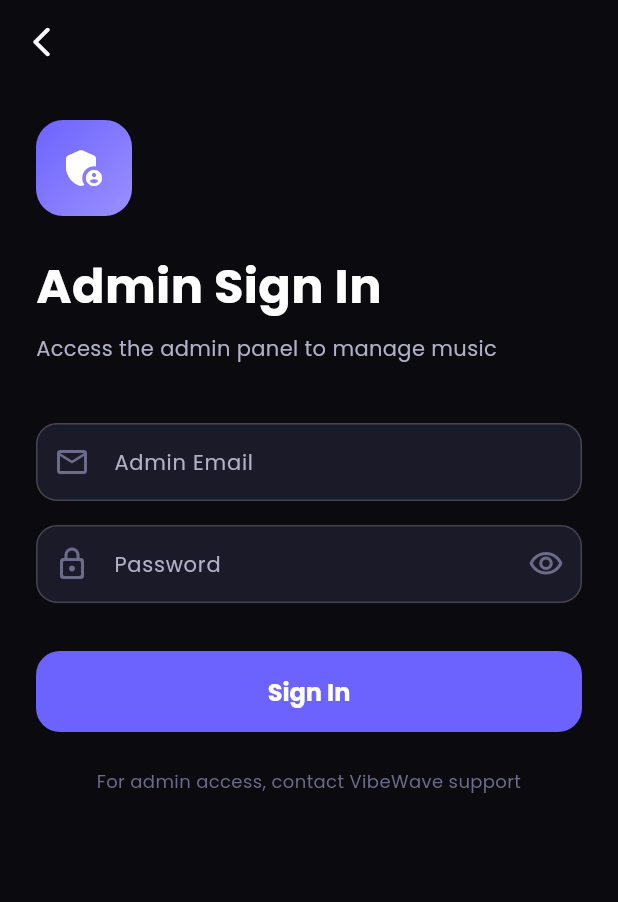
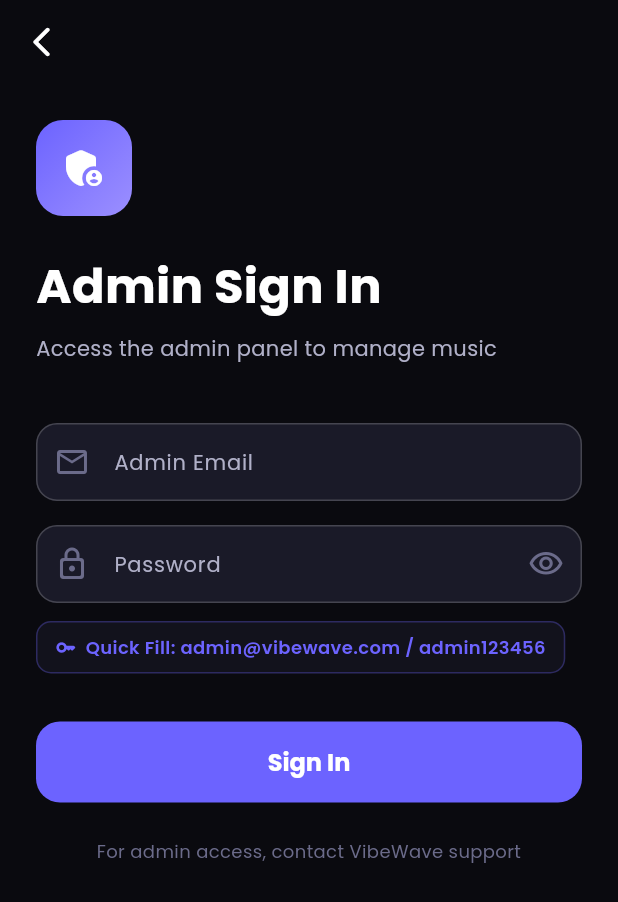
Before and after one commit to MishrajiiCode/vibewave, a Flutter app: the AdminLoginScreen screen opened by its route, on a phone screen of 412 x 824 dp. Shown: the top 902 px of the screen. Run offline on Flutter 3.47's test engine with Material 3 defaults, Android fonts, the phone set to English and light mode, and no system bars; drawn by our look-alikes of flutter_animate; our stand-ins replace cached_network_image, cloud_firestore, firebase_auth, firebase_core, firebase_messaging, flutter_local_notifications and 8 more; missing offline and left inert: youtube_explode_dart; accounts and stored records are empty; generated files the repository leaves out were written again; network calls fail.

Commit message:
feat: Add default admin credentials, quick-fill button, and release permissions

```diff
--- a/lib/presentation/screens/admin/admin_login_screen.dart
+++ b/lib/presentation/screens/admin/admin_login_screen.dart
@@ -30,15 +30,24 @@ class _AdminLoginScreenState extends ConsumerState<AdminLoginScreen> {
 
   Future<void> _signIn() async {
     if (!_formKey.currentState!.validate()) return;
+    final email = _emailController.text.trim();
+    final password = _passwordController.text;
     setState(() {
       _isLoading = true;
       _errorMessage = null;
     });
     try {
-      await FirebaseMusicService.signInAdmin(
-        _emailController.text.trim(),
-        _passwordController.text,
-      );
+      // Default admin bypass if offline or before Firebase Auth email config
+      if ((email.toLowerCase() == 'admin@vibewave.com' ||
+              email.toLowerCase() == 'admin@beatstream.com') &&
+          password == 'admin123456') {
+        try {
+          await FirebaseMusicService.signInAdmin(email, password);
+        } catch (_) {}
+        if (mounted) context.go('/admin/dashboard');
+        return;
+      }
+      await FirebaseMusicService.signInAdmin(email, password);
       if (mounted) context.go('/admin/dashboard');
     } catch (e) {
       setState(() {
@@ -130,6 +139,39 @@ class _AdminLoginScreenState extends ConsumerState<AdminLoginScreen> {
                     ),
                   ),
                 ).animate().fadeIn(delay: 500.ms).slideY(begin: 0.3, end: 0),
+                const SizedBox(height: 12),
+                // Quick credentials chip
+                InkWell(
+                  onTap: () {
+                    _emailController.text = 'admin@vibewave.com';
+                    _passwordController.text = 'admin123456';
+                    setState(() {});
+                  },
+                  borderRadius: BorderRadius.circular(10),
+                  child: Container(
+                    padding: const EdgeInsets.symmetric(horizontal: 12, vertical: 8),
+                    decoration: BoxDecoration(
+                      color: AppColors.surfaceVariant.withOpacity(0.5),
+                      borderRadius: BorderRadius.circular(10),
+                      border: Border.all(color: AppColors.primary.withOpacity(0.3)),
+                    ),
+                    child: Row(
+                      mainAxisSize: MainAxisSize.min,
+                      children: const [
+                        Icon(Icons.key_rounded, size: 14, color: AppColors.primary),
+                        SizedBox(width: 6),
+                        Text(
+                          'Quick Fill: admin@vibewave.com / admin123456',
+                          style: TextStyle(
+                            color: AppColors.primary,
+                            fontSize: 12,
+                            fontWeight: FontWeight.w600,
+                          ),
+                        ),
+                      ],
+                    ),
+                  ),
+                ).animate().fadeIn(delay: 550.ms),
                 if (_errorMessage != null) ...[
                   const SizedBox(height: 12),
                   Container(
```
Also changed, not shown: 2 other files.
